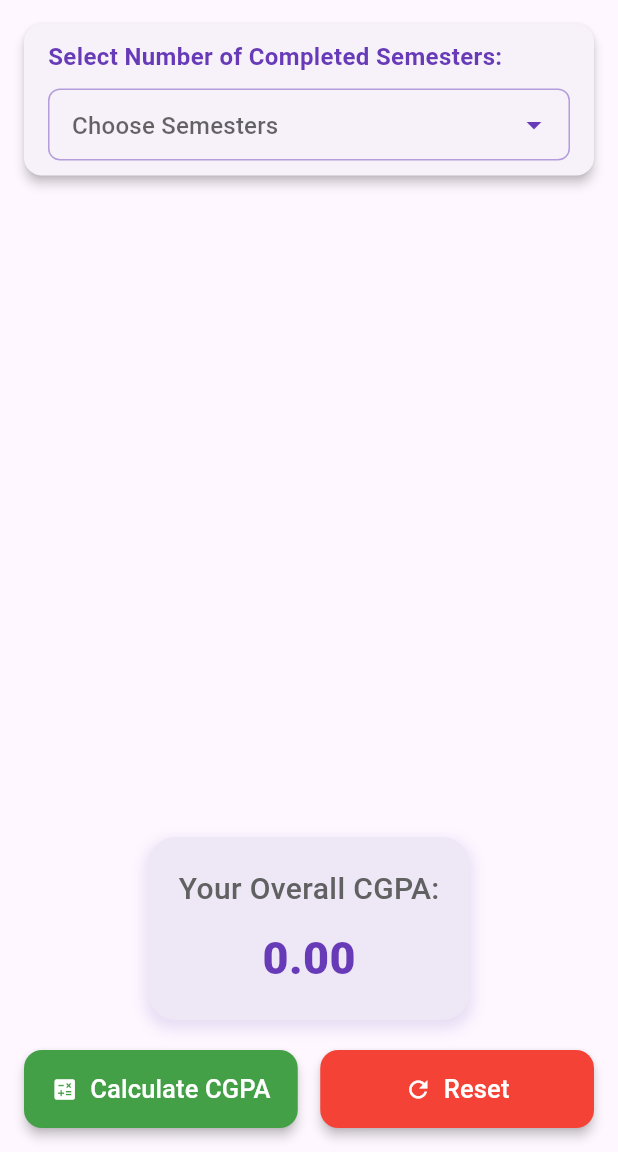
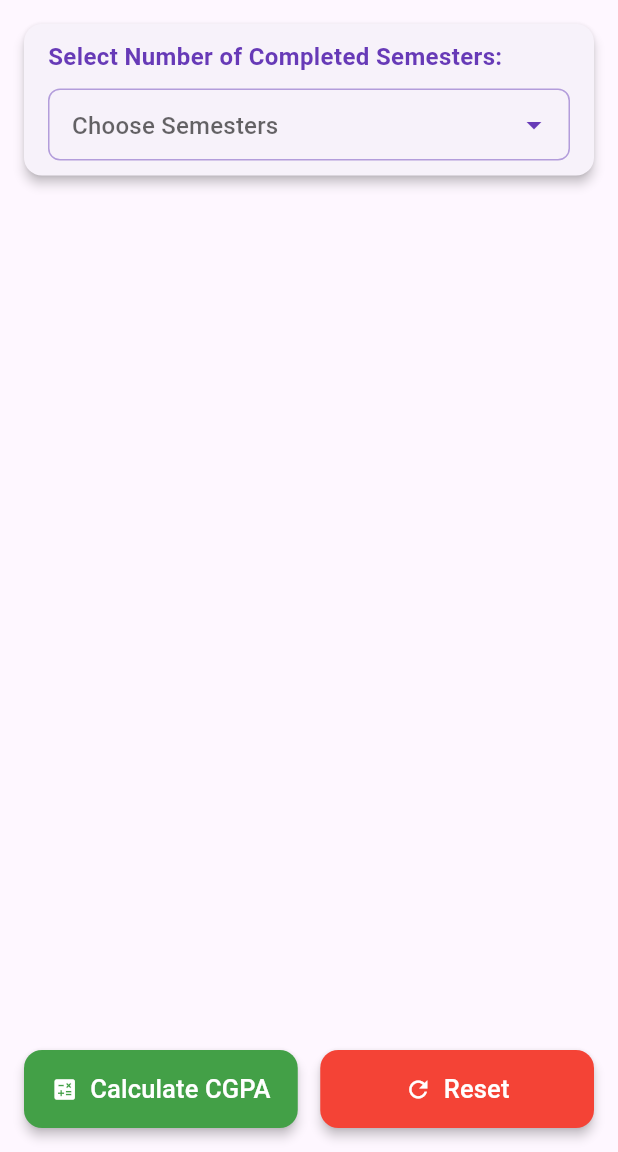
Before and after one commit to sanjayrameshr/All_Dept_Calculator, a Flutter app: the CgpaCalculatorPage screen opened directly, on a phone screen of 412 x 824 dp, the part 84-1236 px from its top. Run offline on Flutter 3.47's test engine with Material 3 defaults, Android fonts, the light colour scheme and no system bars.

Commit message:
Update CGPA display logic to show results conditionally and adjust padding for improved layout

```diff
--- a/lib/Pages/cgpa_page.dart
+++ b/lib/Pages/cgpa_page.dart
@@ -213,9 +213,10 @@
             const SizedBox(height: 20),
 
             // CGPA Display Area
+            if (cgpa > 0.0)
               Container(
-              padding: const EdgeInsets.all(20.0),
-              margin: const EdgeInsets.only(bottom: 20.0),
+                padding: const EdgeInsets.all(10.0),
+                margin: const EdgeInsets.only(bottom: 15.0),
                 decoration: BoxDecoration(
                   color: Colors.deepPurple.shade50,
                   borderRadius: BorderRadius.circular(18.0),
```
Lines whose indentation alone changed are shown as unchanged.
